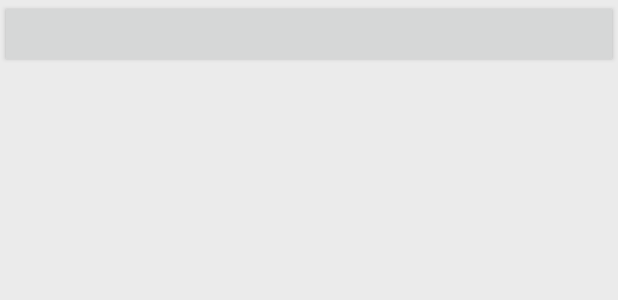
After one commit to JalenFang/AndroidSample, an Android app: the layout item_button.xml on its own in the app's theme, with its tools: preview values and no code run, on a phone screen of 412 x 824 dp. The commit adds this screen. Shown: the top 300 px of the screen. Run offline under Robolectric (Android 15) with nearby library versions, the phone set to English and light mode, and no system bars.

Commit message:
完成主界面

```diff
--- a/MaterialDesign/build.gradle
+++ b/MaterialDesign/build.gradle
@@ -27,4 +27,8 @@ dependencies {
     compile 'com.android.support:appcompat-v7:23.0.0'
     compile 'com.android.support:design:23.3.0'
     testCompile 'junit:junit:4.12'
+
+    //ButterKnife
+    compile 'com.jakewharton:butterknife:8.5.1'
+    annotationProcessor 'com.jakewharton:butterknife-compiler:8.5.1'
 }
--- a/MaterialDesign/src/main/AndroidManifest.xml
+++ b/MaterialDesign/src/main/AndroidManifest.xml
@@ -15,6 +15,7 @@
                 <category android:name="android.intent.category.LAUNCHER" />
             </intent-filter>
         </activity>
+
     </application>
 
 </manifest>
--- /dev/null
+++ b/MaterialDesign/src/main/res/layout/item_button.xml
@@ -0,0 +1,10 @@
+<?xml version="1.0" encoding="utf-8"?>
+<LinearLayout xmlns:android="http://schemas.android.com/apk/res/android"
+    android:layout_width="match_parent"
+    android:layout_height="match_parent"
+    android:orientation="vertical">
+
+    <Button
+        android:id="@+id/item_button"
+        style="@style/item_button_style" />
+</LinearLayout>
--- a/MaterialDesign/src/main/res/values/styles.xml
+++ b/MaterialDesign/src/main/res/values/styles.xml
@@ -6,7 +6,7 @@
         <item name="colorPrimary">@color/colorPrimary</item>
         <item name="colorPrimaryDark">@color/colorPrimaryDark</item>
         <item name="colorAccent">@color/colorAccent</item>
-        <item name="android:windowBackground">@color/common_page_background_color</item>
+        <item name="android:windowBackground">@color/common_color_page_background</item>
         <item name="android:windowAnimationStyle">@style/base_activity_animation</item>
     </style>
 
@@ -25,4 +25,28 @@
         <item name="android:taskToBackEnterAnimation">@anim/base_stay_orig</item>
         <item name="android:taskToBackExitAnimation">@anim/base_slide_right_out</item>
     </style>
+
+    <!--通用横线样式-->
+    <style name="common_horizental_line">
+        <item name="android:layout_height">@dimen/common_divider_height</item>
+        <item name="android:layout_width">match_parent</item>
+        <item name="android:background">@color/common_color_divider_gray</item>
+    </style>
+
+    <!--通用竖线样式-->
+    <style name="common_vertical_line">
+        <item name="android:layout_height">match_parent</item>
+        <item name="android:layout_width">@dimen/common_divider_height</item>
+        <item name="android:background">@color/common_color_divider_gray</item>
+    </style>
+
+    <style name="item_button_style">
+        <item name="android:layout_width">match_parent</item>
+        <item name="android:layout_height">@dimen/common_45_dp</item>
+        <item name="android:gravity">center</item>
+        <item name="android:layout_gravity">center</item>
+        <item name="android:textAllCaps">false</item>
+    </style>
+
+
 </resources>
```
Also changed, not shown: MaterialDesign/src/main/java/com/jalen/materialdesign/BaseAtivity.java (added, +37 -0 lines), MaterialDesign/src/main/java/com/jalen/materialdesign/MainActivity.java (+79 -5 lines), MaterialDesign/src/main/res/layout/activity_main.xml (+5 -2 lines), MaterialDesign/src/main/res/values/colors.xml (+12 -8 lines), MaterialDesign/src/main/res/values/dimens.xml (+11 -0 lines).
